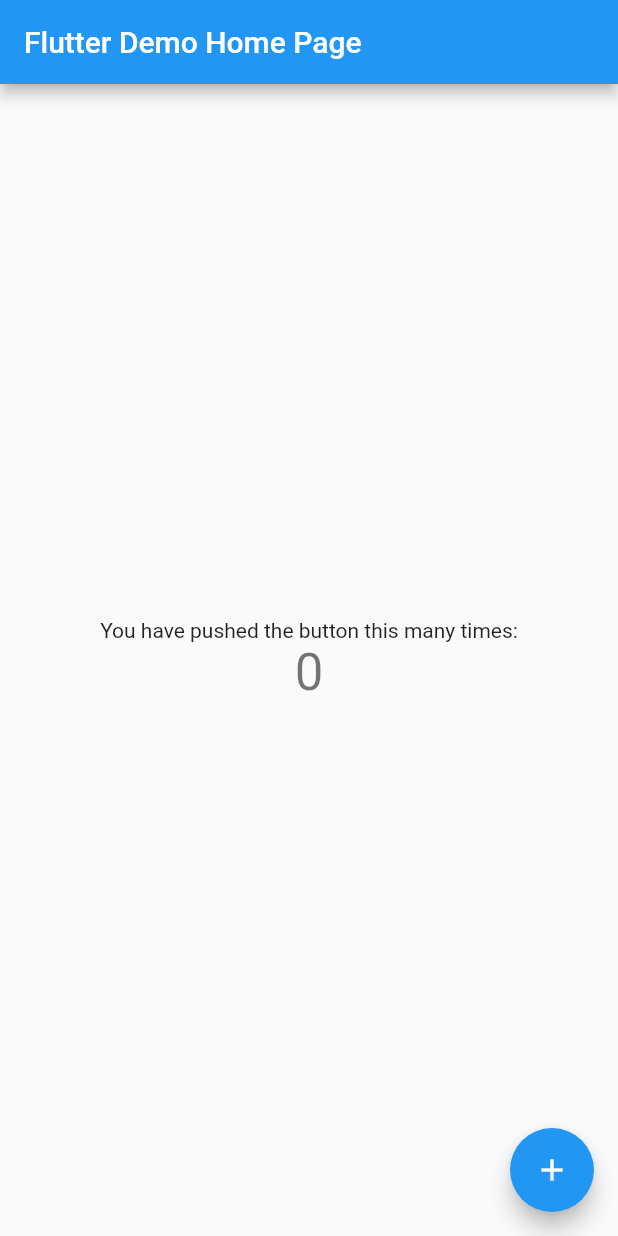
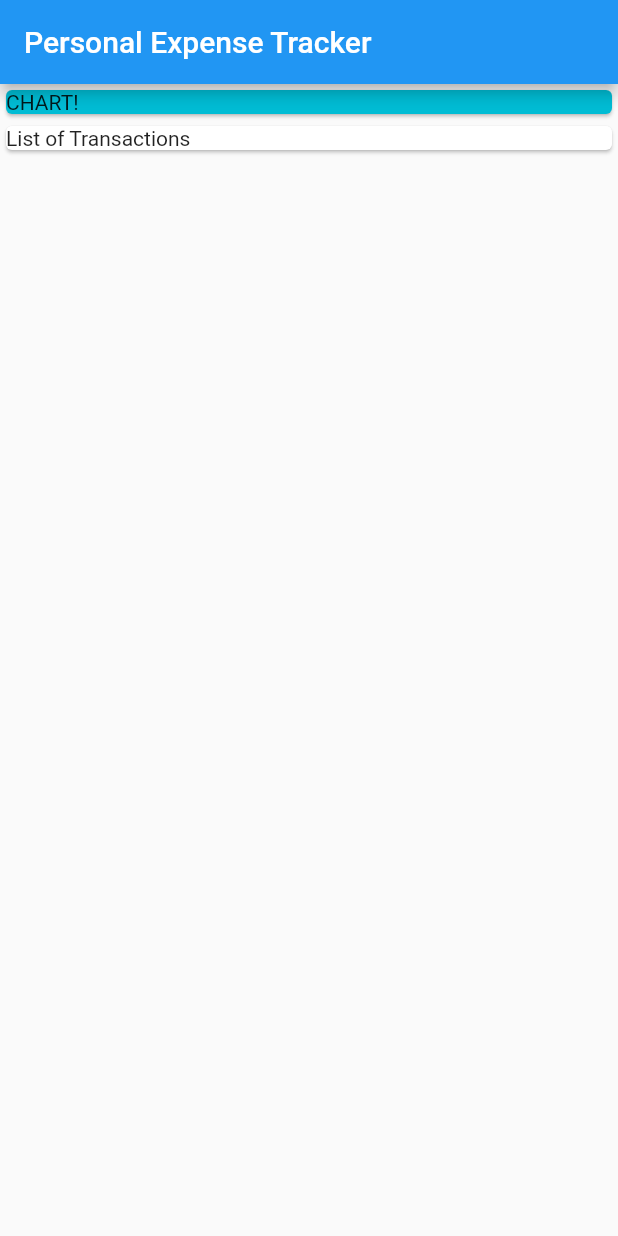
Before and after one commit to viswamvs/Personal-Expenses, a Flutter app: the screen it shows after launch, on a phone screen of 412 x 824 dp. Run offline on Flutter 3.47's test engine with Material 2 defaults, Android fonts, the phone set to English and light mode, and no system bars.

Commit message:
aligned layout

```diff
--- a/lib/main.dart
+++ b/lib/main.dart
@@ -9,105 +9,34 @@ class MyApp extends StatelessWidget {
   @override
   Widget build(BuildContext context) {
     return MaterialApp(
-      title: 'Flutter Demo',
-      theme: ThemeData(
-        // This is the theme of your application.
-        //
-        // Try running your application with "flutter run". You'll see the
-        // application has a blue toolbar. Then, without quitting the app, try
-        // changing the primarySwatch below to Colors.green and then invoke
-        // "hot reload" (press "r" in the console where you ran "flutter run",
-        // or simply save your changes to "hot reload" in a Flutter IDE).
-        // Notice that the counter didn't reset back to zero; the application
-        // is not restarted.
-        primarySwatch: Colors.blue,
-      ),
-      home: MyHomePage(title: 'Flutter Demo Home Page'),
+      home: MyHomePage(),
     );
   }
 }
 
-class MyHomePage extends StatefulWidget {
-  MyHomePage({Key? key, required this.title}) : super(key: key);
-
-  // This widget is the home page of your application. It is stateful, meaning
-  // that it has a State object (defined below) that contains fields that affect
-  // how it looks.
-
-  // This class is the configuration for the state. It holds the values (in this
-  // case the title) provided by the parent (in this case the App widget) and
-  // used by the build method of the State. Fields in a Widget subclass are
-  // always marked "final".
-
-  final String title;
-
-  @override
-  _MyHomePageState createState() => _MyHomePageState();
-}
-
-class _MyHomePageState extends State<MyHomePage> {
-  int _counter = 0;
-
-  void _incrementCounter() {
-    setState(() {
-      // This call to setState tells the Flutter framework that something has
-      // changed in this State, which causes it to rerun the build method below
-      // so that the display can reflect the updated values. If we changed
-      // _counter without calling setState(), then the build method would not be
-      // called again, and so nothing would appear to happen.
-      _counter++;
-    });
-  }
-
+class MyHomePage extends StatelessWidget {
   @override
   Widget build(BuildContext context) {
-    // This method is rerun every time setState is called, for instance as done
-    // by the _incrementCounter method above.
-    //
-    // The Flutter framework has been optimized to make rerunning build methods
-    // fast, so that you can just rebuild anything that needs updating rather
-    // than having to individually change instances of widgets.
     return Scaffold(
       appBar: AppBar(
-        // Here we take the value from the MyHomePage object that was created by
-        // the App.build method, and use it to set our appbar title.
-        title: Text(widget.title),
+        title: Text('Personal Expense Tracker'),
       ),
-      body: Center(
-        // Center is a layout widget. It takes a single child and positions it
-        // in the middle of the parent.
-        child: Column(
-          // Column is also a layout widget. It takes a list of children and
-          // arranges them vertically. By default, it sizes itself to fit its
-          // children horizontally, and tries to be as tall as its parent.
-          //
-          // Invoke "debug painting" (press "p" in the console, choose the
-          // "Toggle Debug Paint" action from the Flutter Inspector in Android
-          // Studio, or the "Toggle Debug Paint" command in Visual Studio Code)
-          // to see the wireframe for each widget.
-          //
-          // Column has various properties to control how it sizes itself and
-          // how it positions its children. Here we use mainAxisAlignment to
-          // center the children vertically; the main axis here is the vertical
-          // axis because Columns are vertical (the cross axis would be
-          // horizontal).
-          mainAxisAlignment: MainAxisAlignment.center,
-          children: <Widget>[
-            Text(
-              'You have pushed the button this many times:',
+      body: Column(
+        mainAxisAlignment: MainAxisAlignment.start,
+        crossAxisAlignment: CrossAxisAlignment.stretch,
+        children: <Widget>[
+          Container(
+            width: double.infinity,
+            child: Card(
+              color: Colors.cyan,
+              child: Text('CHART!'),
             ),
-            Text(
-              '$_counter',
-              style: Theme.of(context).textTheme.headline4,
-            ),
-          ],
-        ),
+          ),
+          Card(
+            child: Text('List of Transactions'),
+          )
+        ],
       ),
-      floatingActionButton: FloatingActionButton(
-        onPressed: _incrementCounter,
-        tooltip: 'Increment',
-        child: Icon(Icons.add),
-      ), // This trailing comma makes auto-formatting nicer for build methods.
     );
   }
 }
```
